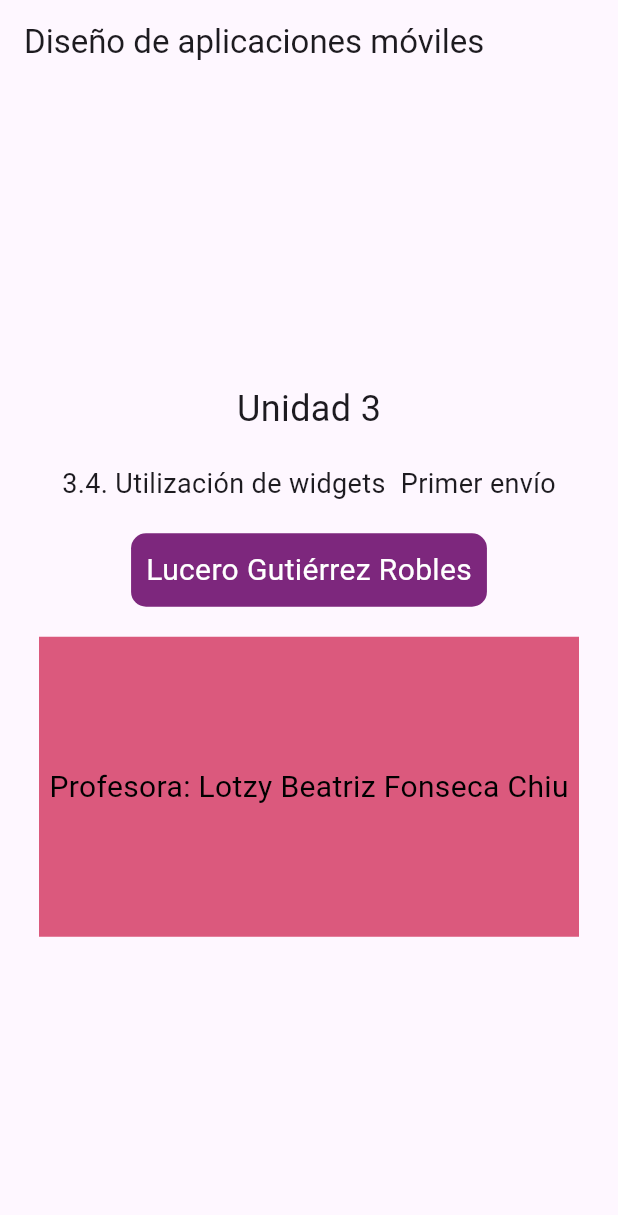
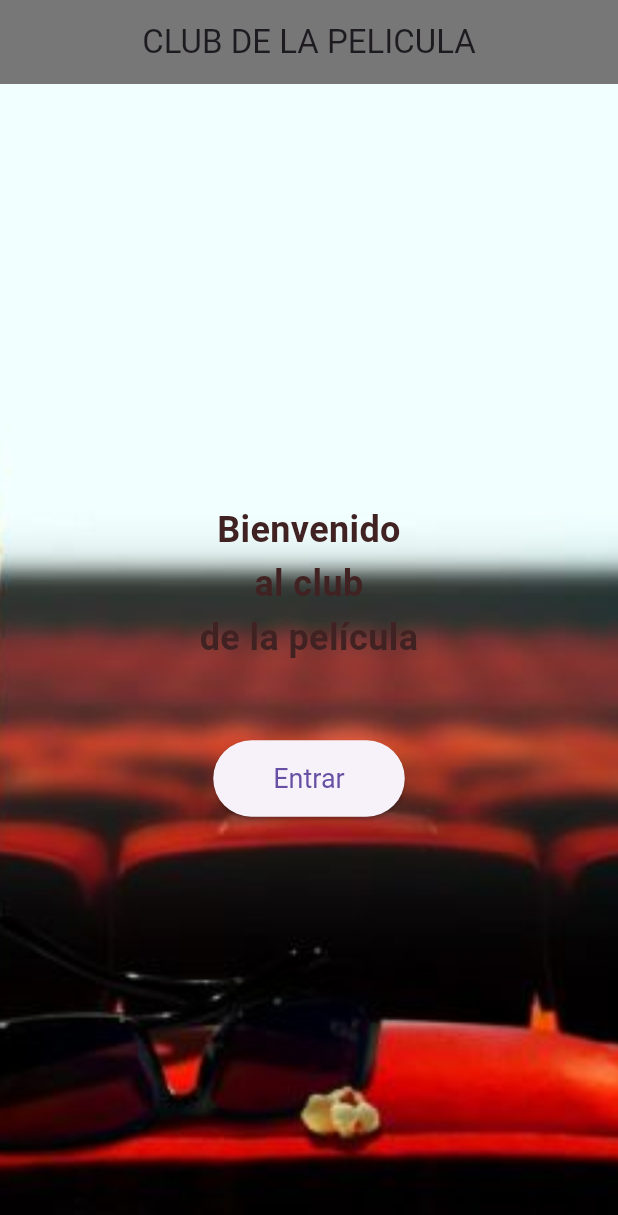
Before and after one commit to LuceroGtz/LDSW_3.4.-Utilizaci-n-de-widgets, a Flutter app: the screen it shows after launch, on a phone screen of 412 x 824 dp. Shown: the top 1215 px of the screen. Run offline on Flutter 3.47's test engine with Material 3 defaults, Android fonts, the phone set to English and light mode, and no system bars.

Commit message:
pantalla de bienvenida y ajustes en pubspec.yaml

```diff
--- a/lib/main.dart
+++ b/lib/main.dart
@@ -8,72 +8,65 @@ class MyApp extends StatelessWidget {
   @override
   Widget build(BuildContext context) {
     return MaterialApp(
-      title: 'Welcome to Flutter',
+      title: 'CLUB',
       home: Scaffold(
         appBar: AppBar(
-          title: Text('Diseño de aplicaciones móviles'),
+          title: Text('CLUB DE LA PELICULA'),
+          backgroundColor: const Color.fromARGB(255, 120, 119, 119),
+          centerTitle: true,
         ),
-        body: MyCustomLayout(),
+        body: MyHomePage(),
       ),
     );
   }
 }
 
-class MyCustomLayout extends StatelessWidget {
+class MyHomePage extends StatelessWidget {
   @override
   Widget build(BuildContext context) {
-    return Center(
-      child: Column(
-        mainAxisAlignment: MainAxisAlignment.center,
-        children: <Widget>[
-          Text(
-            'Unidad 3',
-            style: TextStyle(fontSize: 24),
+    return Stack(
+      children: [
+        // Imagen de fondo
+        Container(
+          decoration: BoxDecoration(
+            image: DecorationImage(
+              image: AssetImage('assets/cine.jpg'),
+              fit: BoxFit.cover,
+            ),
           ),
-          SizedBox(height: 20), // Espacio entre los textos
-          Row(
+        ),
+        // Contenido
+        Center(
+          child: Column(
             mainAxisAlignment: MainAxisAlignment.center,
-            children: <Widget>[
+            children: [
+              // Mensaje de bienvenida en tres renglones
               Text(
-                '3.4. Utilización de widgets',
-                style: TextStyle(fontSize: 18),
+                'Bienvenido\nal club\nde la película',
+                style: TextStyle(
+                  fontSize: 24,
+                  color: const Color.fromARGB(255, 65, 34, 34),
+                  fontWeight: FontWeight.bold,
+                  height: 1.5,
+                ),
+                textAlign: TextAlign.center,
               ),
-              SizedBox(width: 10), // Espacio entre los elementos del Row
-              Text(
-                'Primer envío',
-                style: TextStyle(fontSize: 18),
+              SizedBox(height: 50),
+              // Botón para entrar
+              ElevatedButton(
+                onPressed: () {
+                  // Acción del botón
+                },
+                child: Text('Entrar'),
+                style: ElevatedButton.styleFrom(
+                  padding: EdgeInsets.symmetric(horizontal: 40, vertical: 15),
+                  textStyle: TextStyle(fontSize: 18),
+                ),
               ),
             ],
           ),
-          SizedBox(height: 20),
-          Container(
-            padding: EdgeInsets.all(10),
-            decoration: BoxDecoration(
-              color: const Color.fromARGB(255, 125, 39, 125),
-              borderRadius: BorderRadius.circular(10),
-            ),
-            child: Text(
-              'Lucero Gutiérrez Robles',
-              style: TextStyle(fontSize: 20, color: Colors.white),
-            ),
-          ),
-          SizedBox(height: 20),
-          Stack(
-            alignment: Alignment.center,
-            children: <Widget>[
-              Container(
-                width: 360,
-                height: 200,
-                color: const Color.fromARGB(255, 219, 89, 125),
-              ),
-              Text(
-                'Profesora: Lotzy Beatriz Fonseca Chiu',
-                style: TextStyle(fontSize: 20, color: Colors.black),
-              ),
-            ],
-          ),
-        ],
-      ),
+        ),
+      ],
     );
   }
 }
--- a/pubspec.yaml
+++ b/pubspec.yaml
@@ -23,3 +23,6 @@ dev_dependencies:
 
 flutter:
   uses-material-design: true
+
+  assets:
+    - assets/cine.jpg
```
Also changed, not shown: assets/cine.jpg (added).
